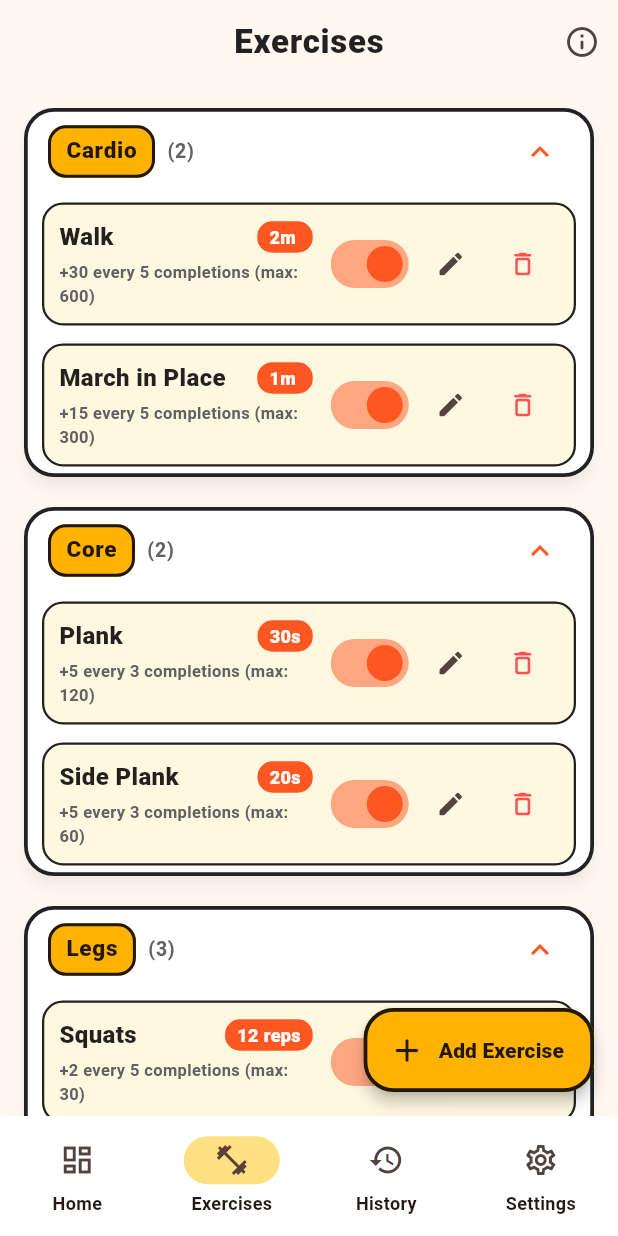
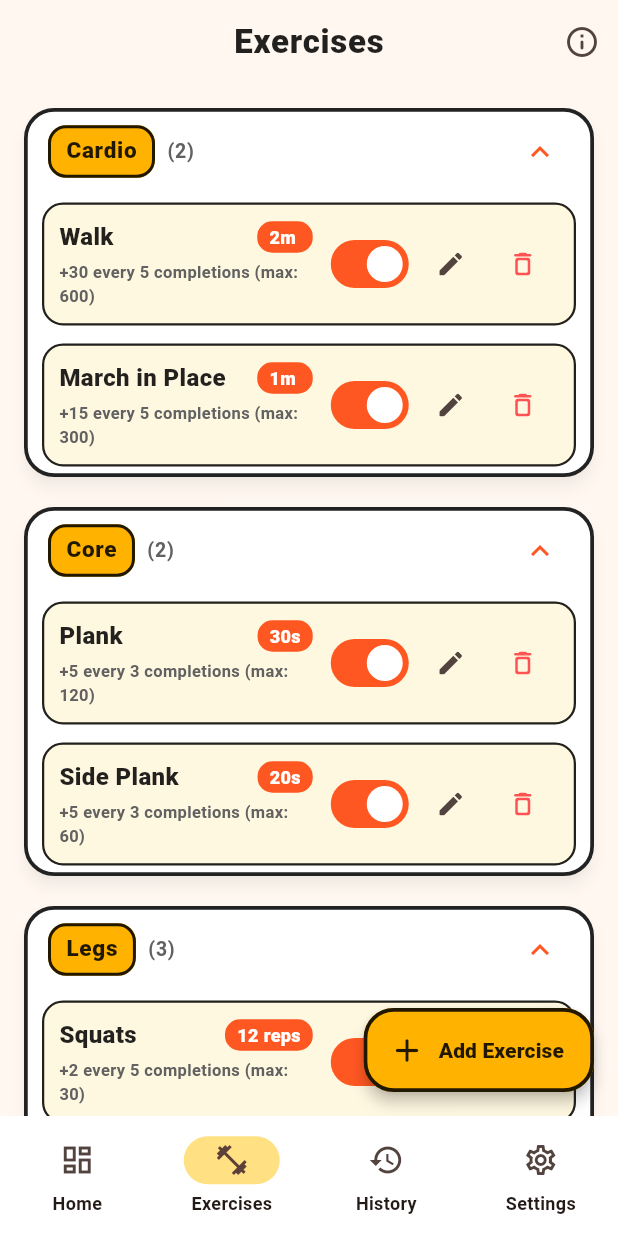
Before and after one commit to shiiro72/MicroMoves, a Flutter app: the screen it shows after launch, item 2 of the bottom bar chosen, on a phone screen of 412 x 824 dp. Run offline on Flutter 3.47's test engine with Material 3 defaults, Android fonts, the phone set to English and light mode, and no system bars; our stand-ins replace flutter_local_notifications, sqflite_common_ffi, timezone; accounts and stored records are empty; statements that could not run were skipped.

Commit message:
Fix deprecated activeColor parameter for Switch widget
- Replace deprecated activeColor with activeTrackColor on Switch in lib/screens/exercises_screen.dart to ensure flutter analyze passes with 0 issues.

Co-authored-by: shiiro72 <32745490+shiiro72@users.noreply.github.com>

```diff
--- a/lib/screens/exercises_screen.dart
+++ b/lib/screens/exercises_screen.dart
@@ -157,7 +157,7 @@ class ExercisesScreen extends StatelessWidget {
                               mainAxisSize: MainAxisSize.min,
                               children: [
                                 Switch(
-                                  activeColor: const Color(0xFFFF5722),
+                                  activeTrackColor: const Color(0xFFFF5722),
                                   value: ex.isEnabled,
                                   onChanged: (val) {
                                     appState.toggleExerciseEnabled(ex.id!, val);
```
